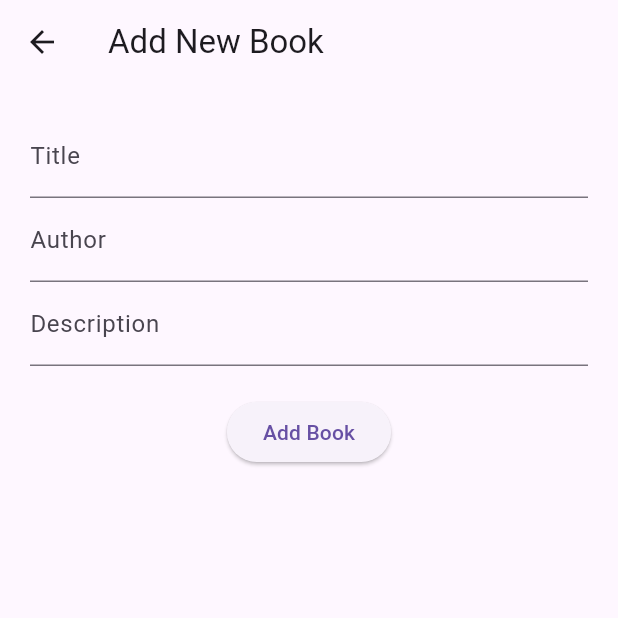
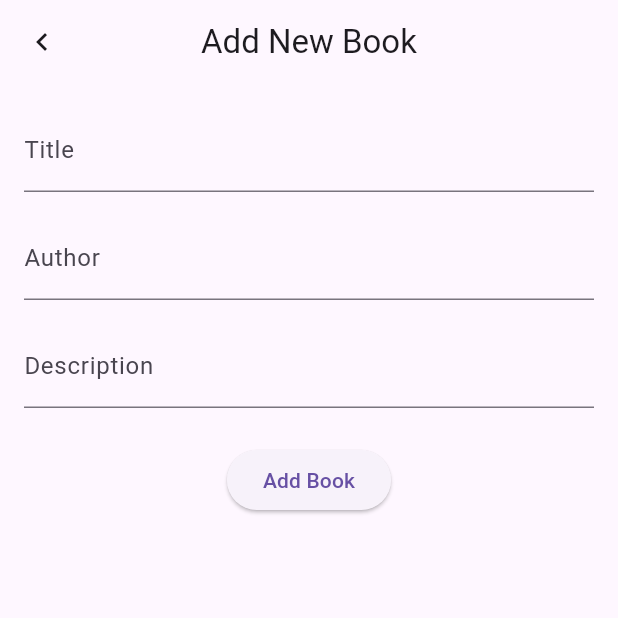
Before and after one commit to Tahta001/crud_perpustakaan, a Flutter app: the screen it shows after launch, after a tap on the "add" icon, on a phone screen of 412 x 824 dp, the top half of it. Run offline on Flutter 3.47's test engine with Material 3 defaults, Android fonts, the phone set to English and light mode, and no system bars; our stand-ins replace supabase_flutter; accounts and stored records are empty.

Commit message:
third commit

```diff
--- a/lib/home_page.dart
+++ b/lib/book_list_page.dart
@@ -1,10 +1,6 @@
-import 'dart:async';
-
-import 'package:crud_perpustakaan/insert.dart';
 import 'package:flutter/material.dart';
 import 'package:supabase_flutter/supabase_flutter.dart';
-// import 'insert.dart';
-// import 'update.dart';
+import 'insert.dart';
 
 class BookListPage extends StatefulWidget {
   const BookListPage({super.key});
@@ -15,120 +11,142 @@ class BookListPage extends StatefulWidget {
 }
 
 class _BookListPageState extends State<BookListPage> {
-  // Buat variabel untuk menyimpan daftar buku
-  List<Map<String, dynamic>> books = []; //books = nama tabel
+  // Buat varible untuk menyimpan daftar buku
+  List<Map<String, dynamic>> books = [];
 
   @override
   void initState() {
     super.initState();
-    fetchBooks(); // Panggil fungsi untuk fetch data buku / mengambil data
+    fetchBooks(); //Panggil fungsi untuk fetch data buku
   }
 
-  // Fungsi untuk mengambil data buku dari Supabase
-  Future<void> fetchBooks() async {
-    final response = await Supabase.instance.client
-      .from('books')
-      .select();
+  //Fungsi untuk mengambil data buku dari Supabase
+  Future fetchBooks() async {
+    final response = await Supabase.instance.client.from('books').select();
 
-      setState(() {
-        books = List<Map<String, dynamic>>.from(response);
-      });
+    setState(() {
+      books = List<Map<String, dynamic>>.from(response);
+    });
   }
 
   @override
   Widget build(BuildContext context) {
     return Scaffold(
       appBar: AppBar(
-        title: const Text('Book List'),
+        title: const Text("Daftar Buku"),
         centerTitle: true,
         actions: [
           IconButton(
             icon: const Icon(Icons.refresh),
-            onPressed: fetchBooks, // Tombol untuk refresh, aksi untuk mengambil data
+            onPressed: fetchBooks,
           ),
         ],
       ),
       body: books.isEmpty
-          ? const Center(child: CircularProgressIndicator()) // Untuk menampilkan loading indikator
-          : ListView.builder( // Untuk membuat tampilan list secara urut
+          ? const Center(child: CircularProgressIndicator())
+          : ListView.builder(
               itemCount: books.length,
               itemBuilder: (context, index) {
                 final book = books[index];
                 return ListTile(
-                  title: Text(book['title'] ?? 'No Title', style: const TextStyle(fontWeight: FontWeight.bold, fontSize: 18)),
+                  title: Text(
+                    book['title'] ?? "Not Title",
+                    style: const TextStyle(
+                      fontSize: 18,
+                      fontWeight: FontWeight.bold,
+                    ),
+                  ),
                   subtitle: Column(
                     crossAxisAlignment: CrossAxisAlignment.start,
                     children: [
-                      Text(book['author'] ?? 'No Author', style: const TextStyle(fontStyle: FontStyle.italic, fontSize: 14)),
-                      Text(book['description'] ?? 'No Description', style: const TextStyle(fontSize: 12))
+                      Text(
+                        book['author'] ?? "No Author",
+                        style: const TextStyle(
+                          fontStyle: FontStyle.italic,
+                          fontSize: 14,
+                        ),
+                      ),
+                      Text(
+                        book['description'] ?? "No Description",
+                        style: const TextStyle(
+                          fontSize: 14,
+                        ),
+                      )
                     ],
                   ),
                   trailing: Row(
                     mainAxisSize: MainAxisSize.min,
                     children: [
-                      // Tombol edit
+                      //Tombol Edit
                       IconButton(
-                        icon: const Icon(Icons.edit, color: Colors.blue),
+                        icon: const Icon(
+                          Icons.edit,
+                          color: Colors.blue,
+                        ),
                         onPressed: () {
-                          // Arahkan ke halaman EditBookPage dengan mengirim
+                          //Arahkan ke halaman EditBookPage dengan mengirim
                           // Navigator.push(
                           //   context,
                           //   MaterialPageRoute(
-                          //    builder: (context) => EditBookPage(book: book),
-                          //    ),
-                          //   ).then((_) {
-                          //     fetchBooks(); // Refresh data setelah kembali dari
-                          //   });
+                          //     builder: (context) => EditBookPage(book: book),
+                          //   ),
+                          // ).then((_) {
+                          //     fetchBooks();
+                          //   },
+                          // );
                         },
                       ),
-                      // Tombol delete
+                      //Tombol Delete
                       IconButton(
-                        icon: const Icon(Icons.delete, color: Colors.red),
+                        icon: const Icon(
+                          Icons.delete,
+                          color: Colors.red,
+                        ),
                         onPressed: () {
-                          // Konfirmasi sebelum menghapus buku
                           showDialog(
                             context: context,
                             builder: (BuildContext context) {
                               return AlertDialog(
-                                title: const Text('Delete Book'),
-                                content: const Text('Are you sure you want to delete this book?'),
+                                title: const Text("Delete Book"),
+                                content: const Text(
+                                    "Are you sure you want to delete this book?"),
                                 actions: [
                                   TextButton(
                                     onPressed: () {
                                       Navigator.of(context).pop();
                                     },
-                                    child: const Text('Cancel'),
+                                    child: const Text("Cancel"),
                                   ),
                                   TextButton(
                                     onPressed: () async {
                                       // await deleteBook(book['id']);
+                                      // ignore: use_build_context_synchronously
                                       Navigator.of(context).pop();
                                     },
-                                    child: const Text('Delete'),
+                                    child: const Text("Delete"),
                                   ),
                                 ],
                               );
                             },
                           );
                         },
-                      ),
+                      )
                     ],
                   ),
                 );
               },
-          ),
+            ),
       floatingActionButton: FloatingActionButton(
+        backgroundColor: Colors.lightBlue[200],
+        foregroundColor: Colors.black,
         onPressed: () {
-          // Navigasi ke halaman insert buku
           Navigator.push(
             context,
             MaterialPageRoute(builder: (context) => const AddBookPage()),
-          ).then((_) {
-            fetchBooks(); // Refresh data setelah kembali
-          });
+          );
         },
         child: const Icon(Icons.add),
-      )
+      ),
     );
   }
 }
--- a/lib/insert.dart
+++ b/lib/insert.dart
@@ -1,34 +1,28 @@
-import 'dart:async';
-
+import 'package:crud_perpustakaan/book_list_page.dart';
 import 'package:flutter/material.dart';
 import 'package:supabase_flutter/supabase_flutter.dart';
-import 'package:crud_perpustakaan/home_page.dart';
 
 class AddBookPage extends StatefulWidget {
   const AddBookPage({super.key});
 
   @override
-  State<AddBookPage> createState() => _AddBookPageState(); // Karena stateful, maka harus membuat state
+  State<AddBookPage> createState() => _AddBookPage();
 }
 
-class _AddBookPageState extends State<AddBookPage> {
-  final _formKey = GlobalKey<FormState>(); //id
-  final TextEditingController _titleController = TextEditingController(); //title
-  final TextEditingController _authorController = TextEditingController(); //author
-  final TextEditingController _descriptionController = TextEditingController(); //deskripsi
+class _AddBookPage extends State<AddBookPage> {
+  final _formKey = GlobalKey<FormState>();
+  final TextEditingController _titleController = TextEditingController();
+  final TextEditingController _authorController = TextEditingController();
+  final TextEditingController _descriptionController = TextEditingController();
 
-  Future<void> _addBook(context) async {
-    // Validasi form
+  Future _addBook(context) async {
     if (!_formKey.currentState!.validate()) {
       return;
     }
 
-    // Mengambil nilai dari controller
     final title = _titleController.text;
     final author = _authorController.text;
     final description = _descriptionController.text;
-
-    // Kirim data ke tabel 'books' di Supabase
     final response = await Supabase.instance.client.from('books').insert({
       'title': title,
       'author': author,
@@ -36,75 +30,95 @@ class _AddBookPageState extends State<AddBookPage> {
     });
 
     if (response != null) {
+      //Jika ada error tampilkan pesan
       ScaffoldMessenger.of(context).showSnackBar(
-        SnackBar(
-            content: Text('Failed to add book: ${response.error!.message}')),
+        // ignore: unnecessary_brace_in_string_interps
+        SnackBar(content: Text('Error: ${response}')),
       );
     } else {
-      // Jika sukses, tampilkan pesan dan kosongkan form
+      //Jika success tampilkan pesan dan kosongkan form
       ScaffoldMessenger.of(context).showSnackBar(
-          const SnackBar(content: Text('Book added successfully')));
+        const SnackBar(content: Text("The Book Added Successfully")),
+      );
       _titleController.clear();
       _authorController.clear();
       _descriptionController.clear();
     }
-    //  Kembali ke halaman utama dan kirimkan status true
     Navigator.pop(context, true);
-
-    // Refresh data buku
     Navigator.pushReplacement(
       context,
-      MaterialPageRoute(builder: (context) => const BookListPage())
+      MaterialPageRoute(builder: (context) => const BookListPage()),
     );
   }
 
   @override
   Widget build(BuildContext context) {
     return Scaffold(
-      appBar: AppBar(title: const Text('Add New Book')),
+      appBar: AppBar(
+        title: const Text("Add New Book"),
+        centerTitle: true,
+        leading: IconButton(
+          icon: const Icon(Icons.chevron_left),
+          onPressed: () {
+            Navigator.pop(context);
+          },
+        ),
+      ),
       body: Padding(
-        padding: const EdgeInsets.all(20),
+        padding: const EdgeInsets.all(16.0),
         child: Form(
-          key: _formKey,
+          key: _formKey, // Gunakan _formKey untuk validasi
           child: Column(
+            crossAxisAlignment: CrossAxisAlignment.start,
             children: [
               TextFormField(
                 controller: _titleController,
-                decoration: const InputDecoration(labelText: 'Title'),
+                decoration: const InputDecoration(
+                  labelText: 'Title',
+                  border: UnderlineInputBorder(),
+                ),
                 validator: (value) {
                   if (value == null || value.isEmpty) {
-                    return 'Please enter the title';
+                    return 'Please enter a title';
                   }
                   return null;
                 },
               ),
+              const SizedBox(height: 16.0),
               TextFormField(
                 controller: _authorController,
-                decoration: const InputDecoration(labelText: 'Author'),
-                validator: (value) { // AGar ketika tidak diisi muncul pesan
+                decoration: const InputDecoration(
+                  labelText: 'Author',
+                  border: UnderlineInputBorder(),
+                ),
+                validator: (value) {
                   if (value == null || value.isEmpty) {
-                    return 'Please enter the author';
+                    return 'Please enter an author';
                   }
                   return null;
                 },
               ),
+              const SizedBox(height: 16.0),
               TextFormField(
                 controller: _descriptionController,
-                decoration: const InputDecoration(labelText: 'Description'),
+                decoration: const InputDecoration(
+                  labelText: 'Description',
+                  border: UnderlineInputBorder(),
+                ),
                 validator: (value) {
                   if (value == null || value.isEmpty) {
-                    return 'Please enter the description';
+                    return 'Please enter a description';
                   }
                   return null;
                 },
               ),
-              const SizedBox(
-                height: 20,
+              const SizedBox(height: 24.0),
+              Center(
+                child: ElevatedButton(
+                  onPressed: () => _addBook(context),
+                  child: const Text('Add Book'),
+                ),
               ),
-              ElevatedButton(
-                onPressed: () => _addBook(context),
-                child: const Text('Add Book'),
-              )
             ],
           ),
         ),
--- a/lib/main.dart
+++ b/lib/main.dart
@@ -1,6 +1,6 @@
 import 'package:flutter/material.dart';
 import 'package:supabase_flutter/supabase_flutter.dart';
-import 'home_page.dart';
+import 'book_list_page.dart';
 
 Future<void> main() async {
   await Supabase.initialize(
```
